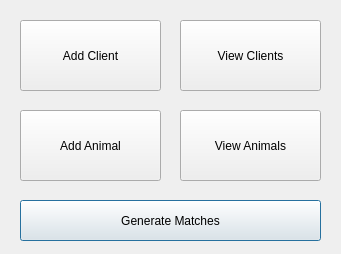
First picture: the form in cuACS/postloginstaff.ui, repository cameronhawtin/Animal-Farm-cuACS, before the edit.
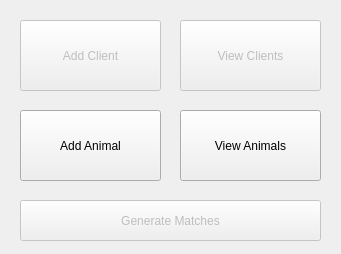
Second picture: the form after the edit.

Commit message: -changed guitest to cuACS -made buttons that arent for d1 disabled -added functionality to go back to login screen -changed view animals fields to line edits, enabled, and read-only -fixed various memory leaks

Diff of the .ui file:
```diff
--- a/cuACS/postloginstaff.ui
+++ b/cuACS/postloginstaff.ui
@@ -46,6 +46,9 @@
    </property>
   </widget>
   <widget class="QPushButton" name="AddClientButton">
+   <property name="enabled">
+    <bool>false</bool>
+   </property>
    <property name="geometry">
     <rect>
      <x>20</x>
@@ -62,6 +65,9 @@
    </property>
   </widget>
   <widget class="QPushButton" name="ViewClientsButton">
+   <property name="enabled">
+    <bool>false</bool>
+   </property>
    <property name="geometry">
     <rect>
      <x>180</x>
@@ -78,6 +84,9 @@
    </property>
   </widget>
   <widget class="QPushButton" name="generateACMButton">
+   <property name="enabled">
+    <bool>false</bool>
+   </property>
    <property name="geometry">
     <rect>
      <x>20</x>
```
The commit also changes 16 other files.
